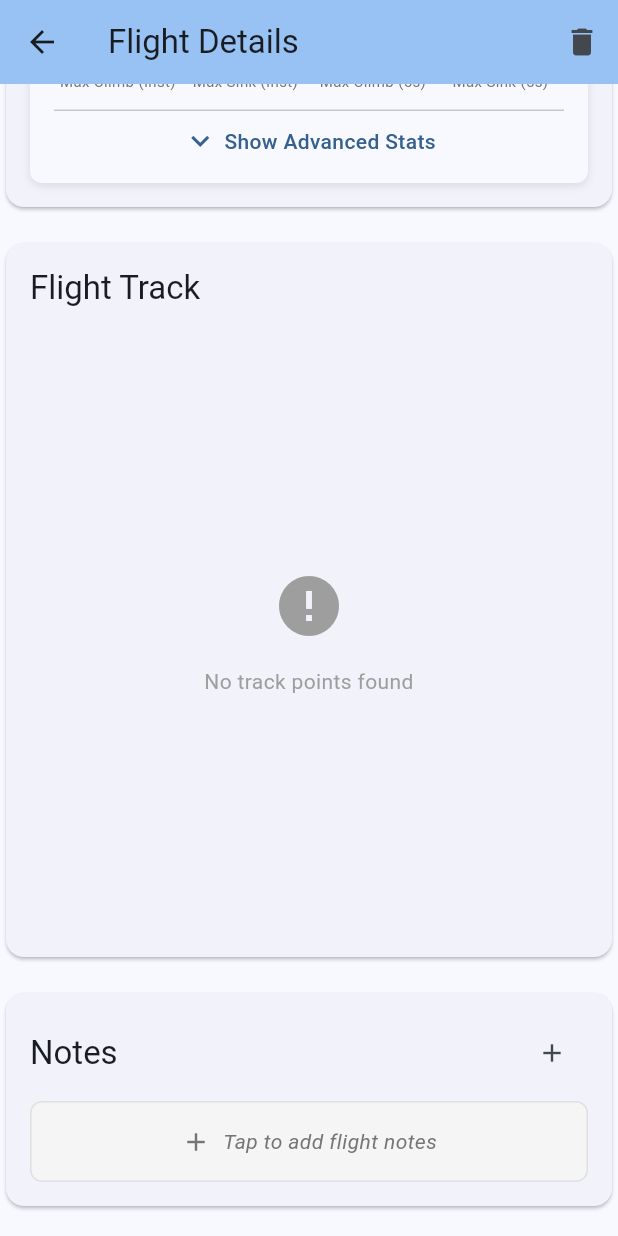
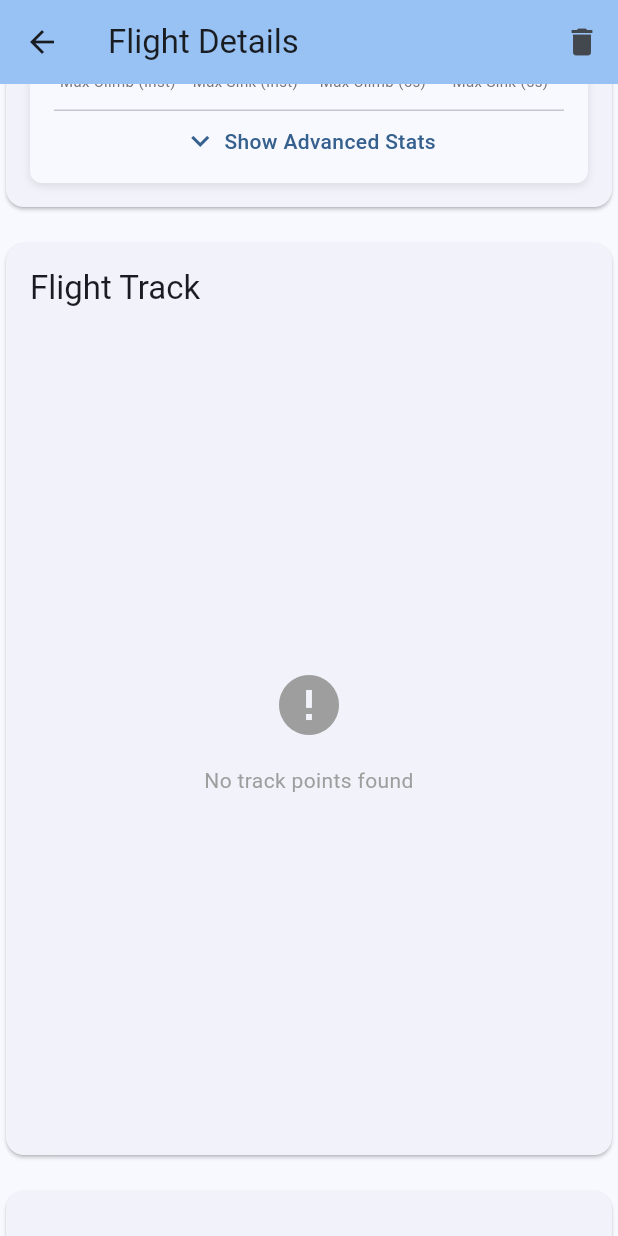
Before and after one commit to Kevin-McIsaac/the_paragliding_app, a Flutter app: the FlightDetailScreen screen opened directly with empty values, scrolled down 448 dp, on a phone screen of 412 x 824 dp. Run offline on Flutter 3.47's test engine with Material 3 defaults, Android fonts, the phone set to English and light mode, and no system bars; our stand-ins replace connectivity_plus, file_picker, fl_chart, flutter_map, latlong2, logger and 4 more; missing offline and left inert: flutter_inappwebview, flutter_map_dragmarker, receive_sharing_intent; accounts and stored records are empty.

Commit message:
feat: increase 2D flight track map height by 33%
- Increase map widget height from 400px to 532px (33% taller)
- Card automatically expands to accommodate larger widget
- Provides more vertical space for viewing flight tracks

🤖 Generated with [Claude Code](https://claude.ai/code)

Co-Authored-By: Claude <noreply@anthropic.com>

```diff
--- a/free_flight_log_app/lib/presentation/screens/flight_detail_screen.dart
+++ b/free_flight_log_app/lib/presentation/screens/flight_detail_screen.dart
@@ -667,7 +667,7 @@ class _FlightDetailScreenState extends State<FlightDetailScreen> with WidgetsBin
                               const SizedBox(height: 16),
                               FlightTrack2DWidget(
                                 flight: _flight,
-                                height: 400,
+                                height: 532,
                               ),
                             ],
                           ),
```
